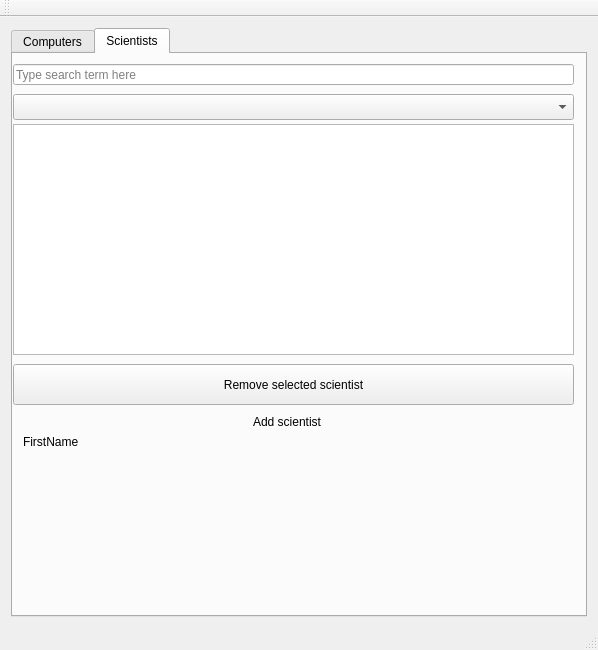
Before: the Qt Designer form vika3/week3/mainwindow.ui in axelboga/hopur32, drawn with Qt 5.
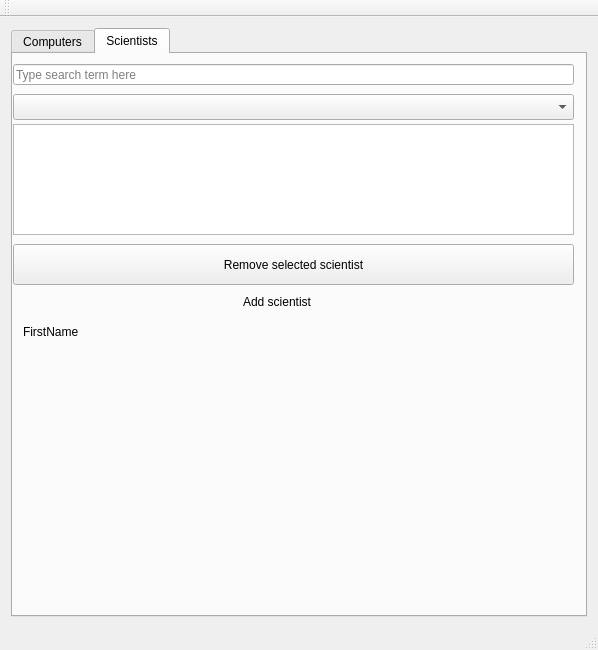
After: the same form once the commit is applied. The open tabs and pages were chosen to show the change.

Diff of the .ui file:
```diff
--- a/vika3/week3/mainwindow.ui
+++ b/vika3/week3/mainwindow.ui
@@ -308,7 +308,7 @@
           <x>0</x>
           <y>70</y>
           <width>561</width>
-          <height>231</height>
+          <height>111</height>
          </rect>
         </property>
        </widget>
@@ -316,7 +316,7 @@
         <property name="geometry">
          <rect>
           <x>0</x>
-          <y>310</y>
+          <y>190</y>
           <width>561</width>
           <height>41</height>
          </rect>
@@ -328,8 +328,8 @@
        <widget class="QLabel" name="label">
         <property name="geometry">
          <rect>
-          <x>240</x>
-          <y>360</y>
+          <x>230</x>
+          <y>240</y>
           <width>101</width>
           <height>16</height>
          </rect>
@@ -345,7 +345,7 @@
         <property name="geometry">
          <rect>
           <x>10</x>
-          <y>380</y>
+          <y>270</y>
           <width>71</width>
           <height>16</height>
          </rect>
```
Left out of the diff: 2 changed lines with no effect on the pictures.
